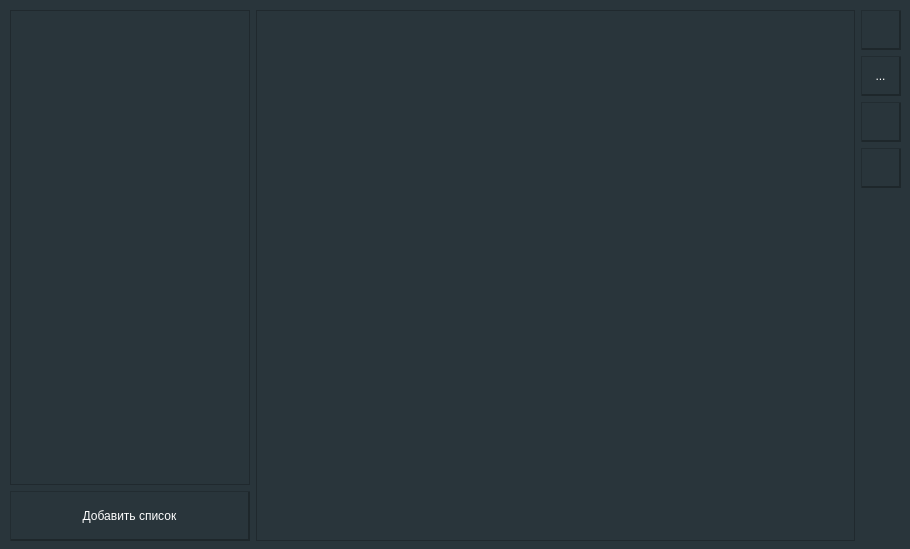
Before: the Qt Designer form ui/main.ui in eg-mart/timez, drawn with Qt 5.
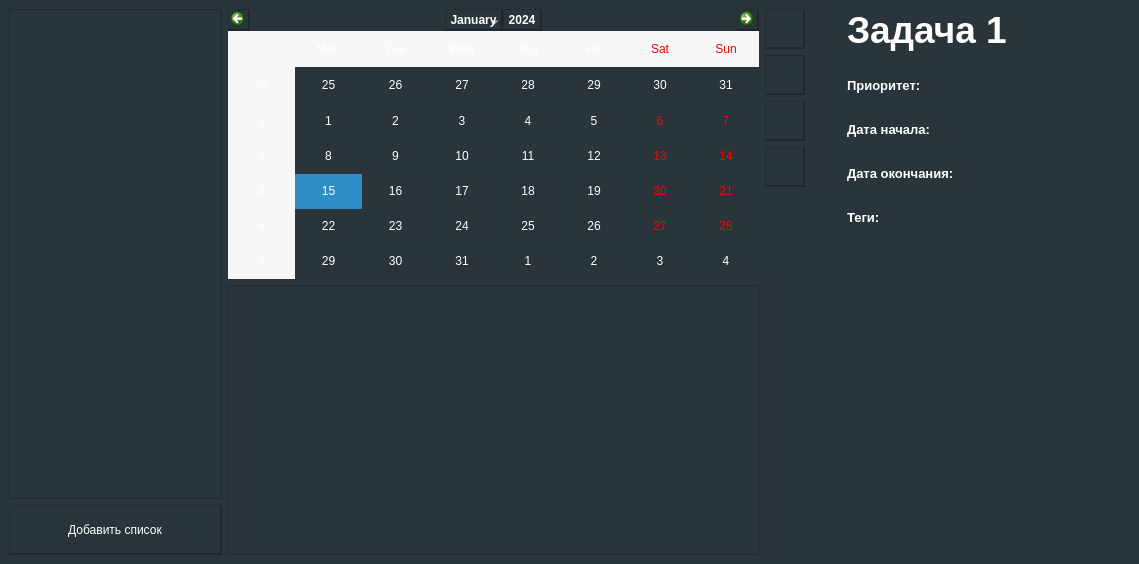
After: the same form once the commit is applied. Icons and pictures are not drawn.

```diff
--- a/ui/main.ui
+++ b/ui/main.ui
@@ -6,8 +6,8 @@
    <rect>
     <x>0</x>
     <y>0</y>
-    <width>910</width>
-    <height>549</height>
+    <width>1139</width>
+    <height>564</height>
    </rect>
   </property>
   <property name="windowTitle">
@@ -35,22 +35,16 @@
 QLabel {
 	background-color: rgba(255, 255, 255, 0);
 }
+
+QCalendar{
+	margin: 0px;
+	padding: 0px;
+}
+
 </string>
   </property>
   <widget class="QWidget" name="centralwidget">
-   <widget class="QWidget" name="horizontalLayoutWidget">
-    <property name="geometry">
-     <rect>
-      <x>10</x>
-      <y>10</y>
-      <width>891</width>
-      <height>531</height>
-     </rect>
-    </property>
-    <layout class="QHBoxLayout" name="horizontalLayout" stretch="2,5,0">
-     <property name="sizeConstraint">
-      <enum>QLayout::SetMaximumSize</enum>
-     </property>
+   <layout class="QHBoxLayout" name="horizontalLayout" stretch="2,5,0,3">
      <item>
       <layout class="QVBoxLayout" name="verticalLayout">
        <item>
@@ -101,6 +95,16 @@
      </item>
      <item>
       <layout class="QVBoxLayout" name="verticalLayout_5">
+      <item>
+       <widget class="QCalendarWidget" name="calendar">
+        <property name="enabled">
+         <bool>true</bool>
+        </property>
+        <property name="styleSheet">
+         <string notr="true"/>
+        </property>
+       </widget>
+      </item>
        <item>
         <widget class="QListWidget" name="tasks">
          <property name="styleSheet">
@@ -152,7 +156,7 @@
           </size>
          </property>
          <property name="text">
-          <string>...</string>
+         <string/>
          </property>
          <property name="icon">
           <iconset>
@@ -192,6 +196,12 @@
           <iconset>
            <normaloff>calendar.png</normaloff>calendar.png</iconset>
          </property>
+        <property name="checkable">
+         <bool>false</bool>
+        </property>
+        <property name="checked">
+         <bool>false</bool>
+        </property>
         </widget>
        </item>
        <item>
@@ -209,8 +219,183 @@
        </item>
       </layout>
      </item>
-    </layout>
-   </widget>
+    <item>
+     <layout class="QVBoxLayout" name="verticalLayout_7" stretch="0,1">
+      <property name="spacing">
+       <number>24</number>
+      </property>
+      <property name="leftMargin">
+       <number>36</number>
+      </property>
+      <property name="rightMargin">
+       <number>12</number>
+      </property>
+      <item>
+       <widget class="QLabel" name="label">
+        <property name="font">
+         <font>
+          <pointsize>28</pointsize>
+          <weight>75</weight>
+          <bold>true</bold>
+         </font>
+        </property>
+        <property name="text">
+         <string>Задача 1</string>
+        </property>
+       </widget>
+      </item>
+      <item>
+       <layout class="QGridLayout" name="gridLayout_5">
+        <item row="0" column="0">
+         <widget class="QLabel" name="label_2">
+          <property name="sizePolicy">
+           <sizepolicy hsizetype="Preferred" vsizetype="Fixed">
+            <horstretch>0</horstretch>
+            <verstretch>0</verstretch>
+           </sizepolicy>
+          </property>
+          <property name="minimumSize">
+           <size>
+            <width>0</width>
+            <height>20</height>
+           </size>
+          </property>
+          <property name="font">
+           <font>
+            <pointsize>10</pointsize>
+            <weight>75</weight>
+            <bold>true</bold>
+           </font>
+          </property>
+          <property name="text">
+           <string>Приоритет:</string>
+          </property>
+         </widget>
+        </item>
+        <item row="1" column="0">
+         <widget class="QLabel" name="label_4">
+          <property name="sizePolicy">
+           <sizepolicy hsizetype="Preferred" vsizetype="Fixed">
+            <horstretch>0</horstretch>
+            <verstretch>0</verstretch>
+           </sizepolicy>
+          </property>
+          <property name="minimumSize">
+           <size>
+            <width>0</width>
+            <height>20</height>
+           </size>
+          </property>
+          <property name="font">
+           <font>
+            <pointsize>10</pointsize>
+            <weight>75</weight>
+            <bold>true</bold>
+           </font>
+          </property>
+          <property name="text">
+           <string>Дата начала:</string>
+          </property>
+         </widget>
+        </item>
+        <item row="2" column="1">
+         <widget class="QLabel" name="end_date">
+          <property name="text">
+           <string/>
+          </property>
+         </widget>
+        </item>
+        <item row="3" column="0">
+         <widget class="QLabel" name="label_8">
+          <property name="sizePolicy">
+           <sizepolicy hsizetype="Preferred" vsizetype="Fixed">
+            <horstretch>0</horstretch>
+            <verstretch>0</verstretch>
+           </sizepolicy>
+          </property>
+          <property name="minimumSize">
+           <size>
+            <width>0</width>
+            <height>20</height>
+           </size>
+          </property>
+          <property name="font">
+           <font>
+            <pointsize>10</pointsize>
+            <weight>75</weight>
+            <bold>true</bold>
+           </font>
+          </property>
+          <property name="text">
+           <string>Теги:</string>
+          </property>
+         </widget>
+        </item>
+        <item row="3" column="1">
+         <widget class="QLabel" name="tags">
+          <property name="text">
+           <string/>
+          </property>
+         </widget>
+        </item>
+        <item row="1" column="1">
+         <widget class="QLabel" name="start_date">
+          <property name="text">
+           <string/>
+          </property>
+         </widget>
+        </item>
+        <item row="0" column="1">
+         <widget class="QLabel" name="priority">
+          <property name="text">
+           <string/>
+          </property>
+         </widget>
+        </item>
+        <item row="2" column="0">
+         <widget class="QLabel" name="label_6">
+          <property name="sizePolicy">
+           <sizepolicy hsizetype="Preferred" vsizetype="Fixed">
+            <horstretch>0</horstretch>
+            <verstretch>0</verstretch>
+           </sizepolicy>
+          </property>
+          <property name="minimumSize">
+           <size>
+            <width>0</width>
+            <height>20</height>
+           </size>
+          </property>
+          <property name="font">
+           <font>
+            <pointsize>10</pointsize>
+            <weight>75</weight>
+            <bold>true</bold>
+           </font>
+          </property>
+          <property name="text">
+           <string>Дата окончания:</string>
+          </property>
+         </widget>
+        </item>
+        <item row="4" column="0">
+         <spacer name="verticalSpacer_2">
+          <property name="orientation">
+           <enum>Qt::Vertical</enum>
+          </property>
+          <property name="sizeHint" stdset="0">
+           <size>
+            <width>20</width>
+            <height>40</height>
+           </size>
+          </property>
+         </spacer>
+        </item>
+       </layout>
+      </item>
+     </layout>
+    </item>
+   </layout>
   </widget>
  </widget>
  <resources/>
```
Left out of the diff: 2 changed lines with no effect on the pictures. Lines whose indentation alone changed are shown as unchanged.
